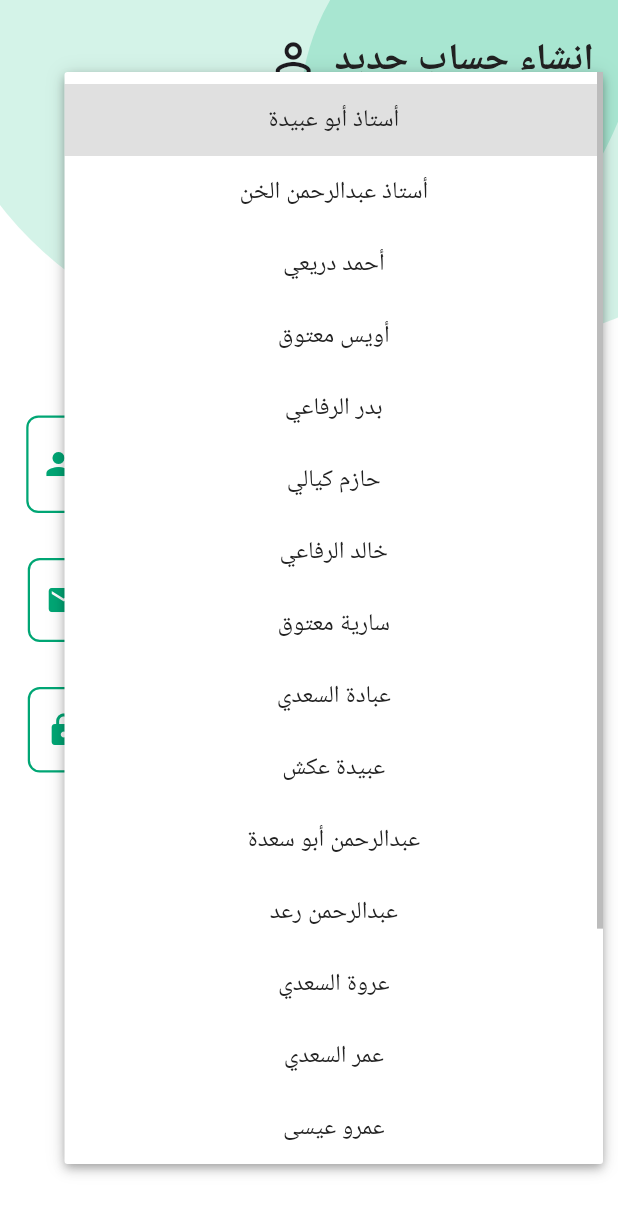
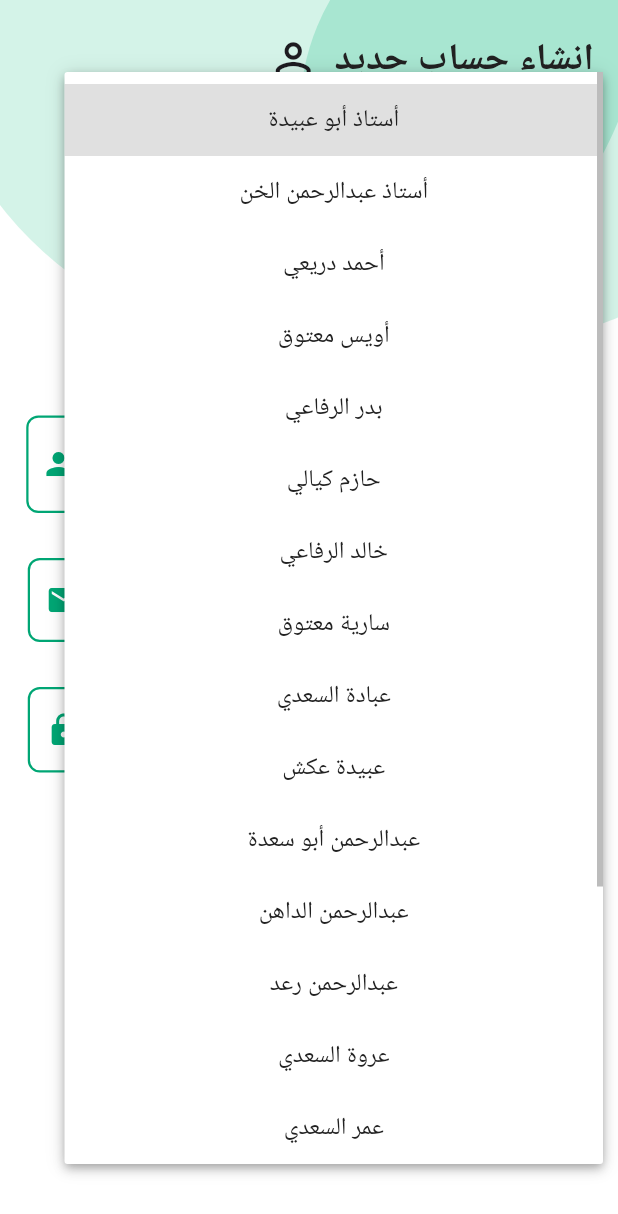
Before and after one commit to Obadah26/Obadah26.github.io, a Flutter app: the RegisterScreen screen opened by its route, after a tap on "اختر اسم المستخدم", on a phone screen of 412 x 824 dp. Shown: the top 1214 px of the screen. Run offline on Flutter 3.47's test engine with Material 3 defaults, Android fonts, the phone set to English and light mode, and no system bars; drawn by our look-alikes of modal_progress_hud_nsn; our stand-ins replace adaptive_dialog, auto_size_text, awesome_notifications, badges, cloud_firestore, firebase_auth and 5 more; missing offline and left inert: flutter_islamic_icons, linear_progress_bar; accounts and stored records are empty; Roboto replaces fonts that are missing (Cairo).

Commit message:
new player

```diff
--- a/lib/lists.dart
+++ b/lib/lists.dart
@@ -205,6 +205,7 @@ const List<String> withNames = [
   'عبادة السعدي',
   'عبيدة عكش',
   'عبدالرحمن أبو سعدة',
+  'عبدالرحمن الداهن',
   'عبدالرحمن رعد',
   'عروة السعدي',
   'عمر السعدي',
@@ -227,6 +228,7 @@ const List<String> toNames = [
   'عبادة السعدي',
   'عبيدة عكش',
   'عبدالرحمن أبو سعدة',
+  'عبدالرحمن الداهن',
   'عبدالرحمن رعد',
   'عروة السعدي',
   'عمر السعدي',
@@ -251,6 +253,7 @@ const List<String> userNames = [
   'عبادة السعدي',
   'عبيدة عكش',
   'عبدالرحمن أبو سعدة',
+  'عبدالرحمن الداهن',
   'عبدالرحمن رعد',
   'عروة السعدي',
   'عمر السعدي',
@@ -271,6 +274,7 @@ final List<String> ijazahStudents = [
   'عبادة السعدي',
   'عبيدة عكش',
   'عبدالرحمن أبو سعدة',
+  'عبدالرحمن الداهن',
   'عبدالرحمن رعد',
   'عروة السعدي',
   'عمر السعدي',
@@ -291,6 +295,7 @@ final List<String> recitationStudentsName = [
   'عبادة السعدي',
   'عبيدة عكش',
   'عبدالرحمن أبو سعدة',
+  'عبدالرحمن الداهن',
   'عبدالرحمن رعد',
   'عروة السعدي',
   'عمر السعدي',
```
